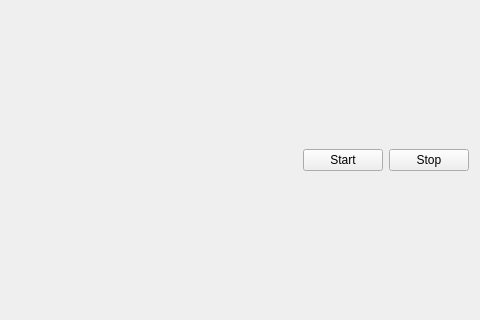
First picture: the form in uidesign/loggerWidget.ui, repository azonalon/Streak-Viewer, before the edit; both pictures show x 147 to 627 and y 128 to 448 of the 627 by 576 pixel window.
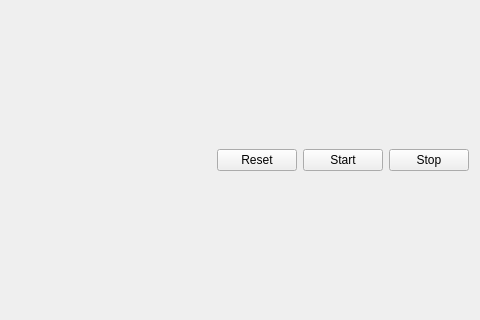
Second picture: the form after the edit.

Diff of the .ui file:
```diff
--- a/uidesign/loggerWidget.ui
+++ b/uidesign/loggerWidget.ui
@@ -29,6 +29,13 @@
        </property>
       </spacer>
      </item>
+     <item>
+      <widget class="QPushButton" name="buttonReset">
+       <property name="text">
+        <string>Reset</string>
+       </property>
+      </widget>
+     </item>
      <item>
       <widget class="QPushButton" name="buttonStart">
        <property name="text">
```
